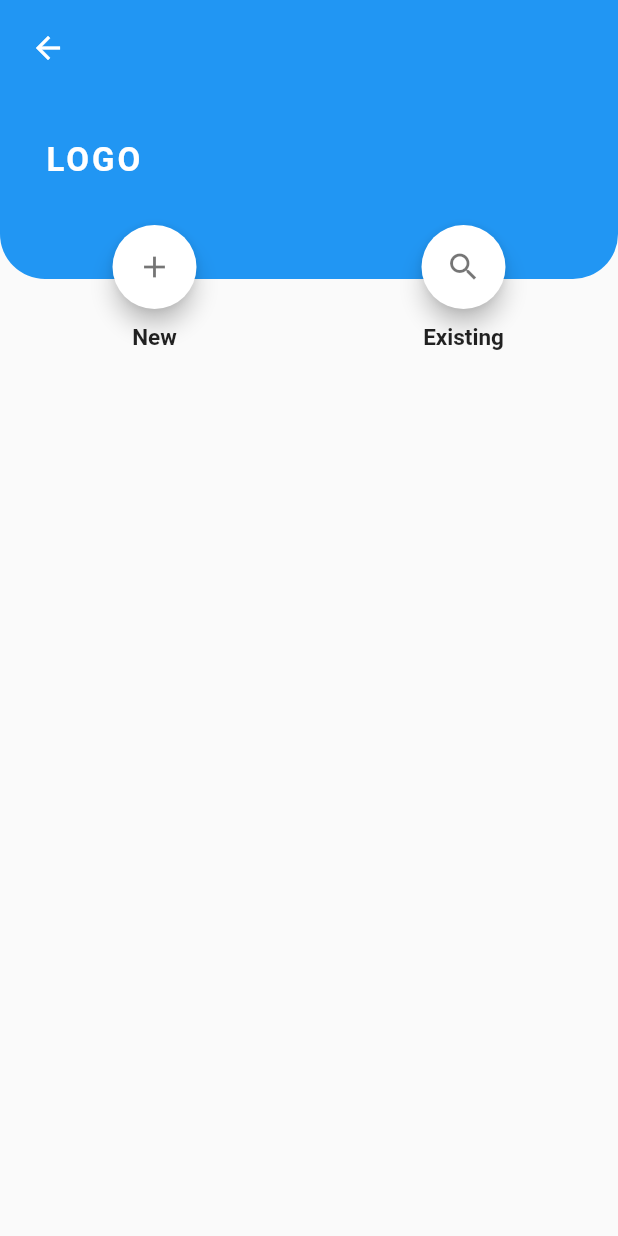
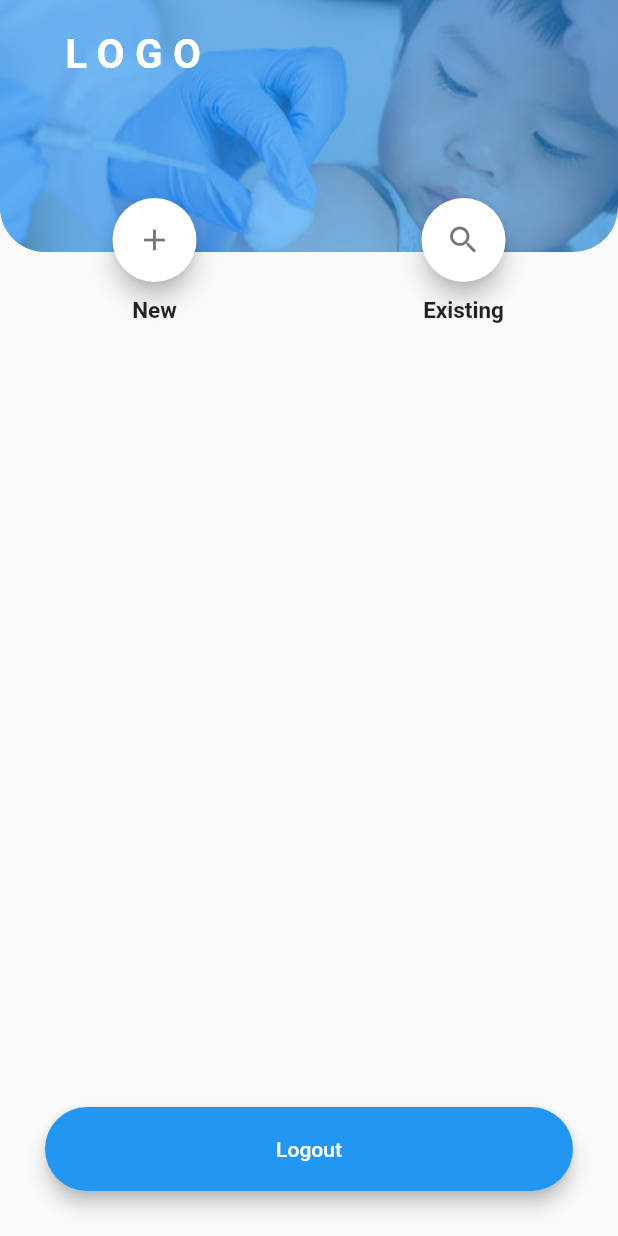
Before and after one commit to rupeshgyawali/digital-immunization-tracking-mbl, a Flutter app: the HealthPersonnelHomeScreen screen opened directly, on a phone screen of 412 x 824 dp. Run offline on Flutter 3.47's test engine with Material 2 defaults, Android fonts, the phone set to English and light mode, and no system bars; our stand-ins replace form_field_validator, shared_preferences; accounts and stored records are empty.

Commit message:
Add assests images, slight ui tweaks and health personnel logout

```diff
--- a/lib/auth/screens/app_home_screen.dart
+++ b/lib/auth/screens/app_home_screen.dart
@@ -17,9 +17,7 @@ class AppHomeScreen extends StatelessWidget {
                   fit: BoxFit.cover,
                   colorFilter: ColorFilter.mode(
                       Colors.black.withOpacity(0.4), BlendMode.dstATop),
-                  image: NetworkImage(
-                    'https://media.istockphoto.com/photos/doctor-giving-an-injection-vaccine-to-a-girl-little-girl-crying-with-picture-id1025414242?k=6&m=1025414242&s=612x612&w=0&h=NZVqNKu15qSleWuFERrzfvhK-JFvOdHef2bqJCrXKqY=',
-                  ),
+                  image: AssetImage('assets/cover.jpg'),
                 ),
                 borderRadius: BorderRadius.only(
                   bottomLeft: Radius.circular(30.0),
--- a/lib/auth/screens/health_personnel_home_screen.dart
+++ b/lib/auth/screens/health_personnel_home_screen.dart
@@ -1,7 +1,11 @@
 import 'package:flutter/material.dart';
+import 'package:provider/provider.dart';
 
 import '../../child/screens/local/header_section.dart';
+import '../../core/models/app_state.dart';
 import '../../core/routes/route_paths.dart';
+import '../../core/widgets/button.dart';
+import '../repositories/auth_repository.dart';
 
 class HealthPersonnelHomeScreen extends StatelessWidget {
   @override
@@ -9,7 +13,7 @@ class HealthPersonnelHomeScreen extends StatelessWidget {
     return Scaffold(
       body: Column(
         children: [
-          HeaderSection(),
+          HeaderSection(home: true),
           Transform.translate(
             offset: const Offset(0.0, -36.0),
             child: Row(
@@ -18,6 +22,7 @@ class HealthPersonnelHomeScreen extends StatelessWidget {
                 Column(
                   children: [
                     FloatingActionButton(
+                      heroTag: 'add',
                       backgroundColor: Colors.white,
                       foregroundColor: Colors.black54,
                       child: Icon(
@@ -39,6 +44,7 @@ class HealthPersonnelHomeScreen extends StatelessWidget {
                 Column(
                   children: [
                     FloatingActionButton(
+                      heroTag: 'search',
                       backgroundColor: Colors.white,
                       foregroundColor: Colors.black54,
                       child: Icon(
@@ -59,6 +65,28 @@ class HealthPersonnelHomeScreen extends StatelessWidget {
               ],
             ),
           ),
+          Expanded(child: Container()),
+          Padding(
+            padding: const EdgeInsets.all(30.0),
+            child: DitButton(
+              label: 'Logout',
+              textStyle: TextStyle(color: Colors.white),
+              minWidth: MediaQuery.of(context).size.width,
+              onPressed: () async {
+                if (context.read<AppState>().isLoggedIn) {
+                  context.read<AppState>().setIsLoggedIn(false);
+                  try {
+                    await context
+                        .read<AuthRepository>()
+                        .logoutHealthPersonnel();
+                  } catch (e) {
+                    print('During Logout ->' + e.toString());
+                  }
+                  Navigator.pop(context);
+                }
+              },
+            ),
+          ),
         ],
       ),
     );
--- a/lib/auth/screens/local/clipped_header_section.dart
+++ b/lib/auth/screens/local/clipped_header_section.dart
@@ -18,9 +18,7 @@ class ClippedHeaderSection extends StatelessWidget {
             fit: BoxFit.cover,
             colorFilter: ColorFilter.mode(
                 Colors.black.withOpacity(0.4), BlendMode.dstATop),
-            image: NetworkImage(
-              'https://media.istockphoto.com/photos/doctor-giving-an-injection-vaccine-to-a-girl-little-girl-crying-with-picture-id1025414242?k=6&m=1025414242&s=612x612&w=0&h=NZVqNKu15qSleWuFERrzfvhK-JFvOdHef2bqJCrXKqY=',
-            ),
+            image: AssetImage('assets/cover.jpg'),
           ),
         ),
         child: Column(
@@ -30,7 +28,7 @@ class ClippedHeaderSection extends StatelessWidget {
               child: Container(
                 padding: EdgeInsets.all(20.0),
                 child: Icon(
-                  Icons.arrow_back,
+                  Icons.arrow_back_ios,
                   color: Colors.white,
                 ),
               ),
--- a/lib/child/screens/child_registration_screen.dart
+++ b/lib/child/screens/child_registration_screen.dart
@@ -132,13 +132,17 @@ class _ChildRegistrationFormState extends State<ChildRegistrationForm> {
           controlsBuilder: (BuildContext context,
               {VoidCallback onStepContinue, VoidCallback onStepCancel}) {
             return !context.watch<ChildRegistrationProvider>().isLoading
-                ? DitDoubleStackButton(
+                ? Padding(
+                    padding: const EdgeInsets.symmetric(
+                        horizontal: 20.0, vertical: 50.0),
+                    child: DitDoubleStackButton(
                       firstLabel: 'Previous',
                       secondLabel: 'Next',
                       onFirstPressed: onStepCancel,
                       onSecondPressed: () async {
                         onPressed(context);
                       },
+                    ),
                   )
                 : Padding(
                     padding: const EdgeInsets.all(50.0),
--- a/lib/child/screens/local/child_list.dart
+++ b/lib/child/screens/local/child_list.dart
@@ -39,8 +39,7 @@ class ChildrenList extends StatelessWidget {
                           children: [
                             CircleAvatar(
                               radius: MediaQuery.of(context).size.width / 10,
-                              backgroundImage: NetworkImage(
-                                  "https://media.istockphoto.com/photos/doctor-giving-an-injection-vaccine-to-a-girl-little-girl-crying-with-picture-id1025414242?k=6&m=1025414242&s=612x612&w=0&h=NZVqNKu15qSleWuFERrzfvhK-JFvOdHef2bqJCrXKqY="),
+                              backgroundImage: AssetImage('assets/cover.jpg'),
                             ),
                             Expanded(
                               child: Padding(
--- a/lib/child/screens/local/header_section.dart
+++ b/lib/child/screens/local/header_section.dart
@@ -1,9 +1,11 @@
 import 'package:flutter/material.dart';
 
 class HeaderSection extends StatelessWidget {
-  const HeaderSection({Key key, this.title}) : super(key: key);
+  const HeaderSection({Key key, this.title, this.home = false})
+      : super(key: key);
 
   final String title;
+  final bool home;
 
   @override
   Widget build(BuildContext context) {
@@ -15,6 +17,12 @@ class HeaderSection extends StatelessWidget {
           bottomRight: Radius.circular(30.0),
         ),
         color: Theme.of(context).primaryColor,
+        image: DecorationImage(
+          fit: BoxFit.cover,
+          colorFilter: ColorFilter.mode(
+              Colors.black.withOpacity(0.4), BlendMode.dstATop),
+          image: AssetImage('assets/cover.jpg'),
+        ),
       ),
       child: Column(
         crossAxisAlignment: CrossAxisAlignment.start,
@@ -22,27 +30,32 @@ class HeaderSection extends StatelessWidget {
           InkWell(
             child: Container(
               padding: EdgeInsets.all(20.0),
-              child: Icon(
-                Icons.arrow_back,
-                color: Colors.white,
+              child: Row(
+                children: [
+                  !home
+                      ? Icon(
+                          Icons.arrow_back_ios,
+                          color: Colors.white,
+                        )
+                      : Container(),
+                  SizedBox(width: 20.0),
+                  Text(
+                    'LOGO',
+                    style: TextStyle(
+                      fontSize: 27,
+                      color: Colors.white,
+                      fontWeight: FontWeight.bold,
+                      letterSpacing: 7,
+                    ),
+                  ),
+                ],
               ),
             ),
             onTap: () {
               Navigator.pop(context);
             },
           ),
-          Padding(
-            padding: const EdgeInsets.only(left: 30.0, top: 30.0),
-            child: Text(
-              'LOGO',
-              style: TextStyle(
-                color: Colors.white,
-                fontSize: 22,
-                fontWeight: FontWeight.bold,
-                letterSpacing: 2,
-              ),
-            ),
-          ),
+          SizedBox(height: 30),
           Padding(
             padding: const EdgeInsets.all(20.0),
             child: Center(
```
Also changed, not shown: lib/auth/screens/health_personnel_login_screen.dart (+0 -7 lines), assets/cover.jpg (added), assets/immune.png (added), assets/logo-01.png (added). Lines whose indentation alone changed are shown as unchanged.
